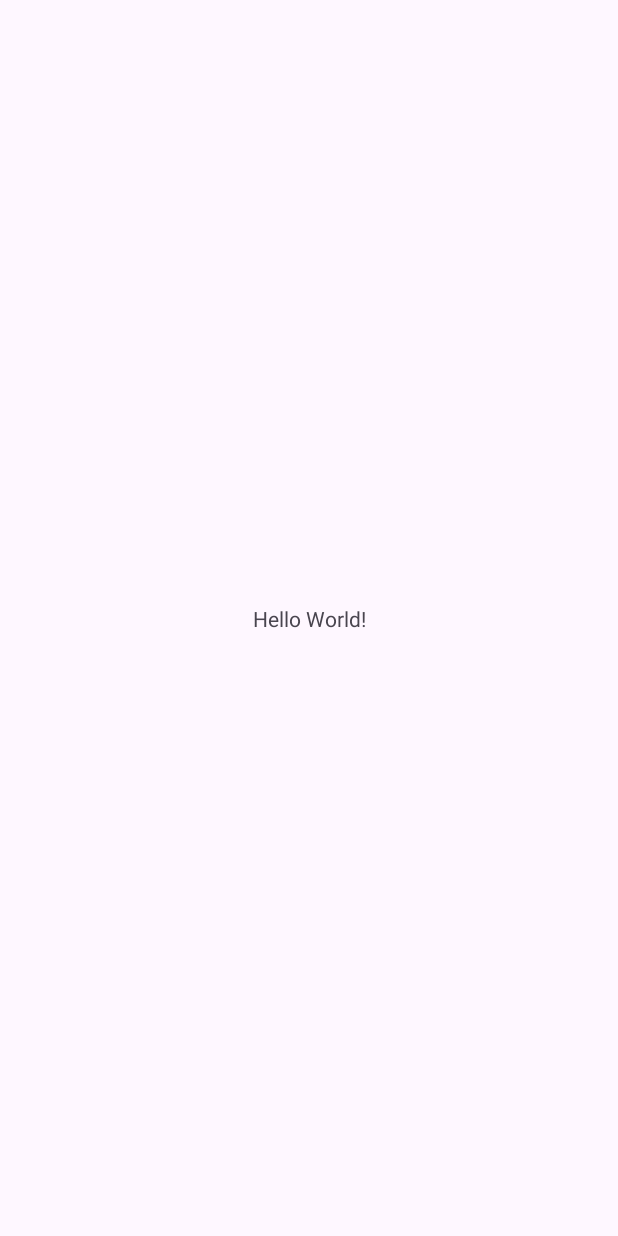
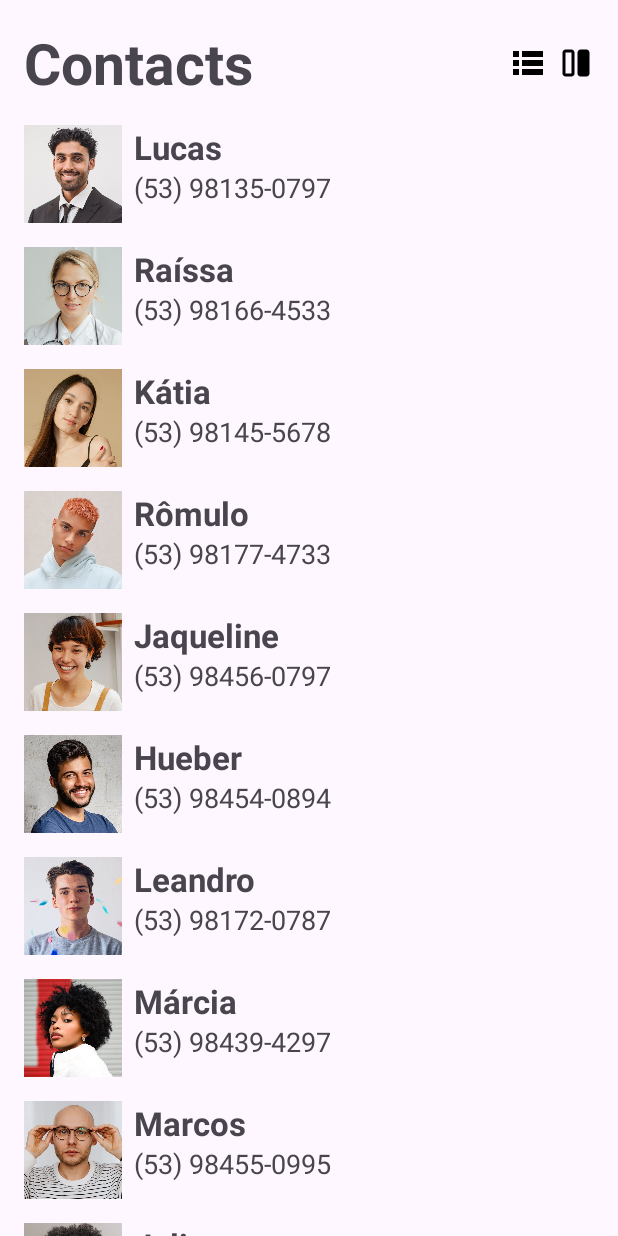
Before and after one commit to lucasmmello03/RecyclerView, an Android app: the screen it shows after launch (MainActivity), on a phone screen of 412 x 824 dp. Before the commit the screen is almost empty. Run offline under Robolectric (Android 15) with nearby library versions, the phone set to English and light mode, and no system bars.

Commit message:
update for the new detail activity with data contacts and more settings in app

```diff
--- a/app/src/main/AndroidManifest.xml
+++ b/app/src/main/AndroidManifest.xml
@@ -13,6 +13,9 @@
         android:theme="@style/Theme.Recyclerview"
         tools:targetApi="31">
         <activity
+            android:name=".ContactDetailActivity"
+            android:exported="false" />
+        <activity
             android:name=".MainActivity"
             android:exported="true">
             <intent-filter>
--- /dev/null
+++ b/app/src/main/java/com/devspace/recyclerview/Contact.kt
@@ -0,0 +1,9 @@
+package com.devspace.recyclerview
+
+import androidx.annotation.DrawableRes
+
+data class Contact(
+    val name: String,
+    val phone: String,
+    @DrawableRes val icon: Int
+)
--- /dev/null
+++ b/app/src/main/java/com/devspace/recyclerview/ContactListAdapter.kt
@@ -0,0 +1,65 @@
+package com.devspace.recyclerview
+
+import android.view.LayoutInflater
+import android.view.View
+import android.view.ViewGroup
+import android.widget.ImageView
+import android.widget.TextView
+import androidx.recyclerview.widget.DiffUtil
+import androidx.recyclerview.widget.ListAdapter
+import androidx.recyclerview.widget.RecyclerView
+
+//adaptação entre o data class e o item_list layout
+class ContactListAdapter :
+    ListAdapter<Contact, ContactListAdapter.ContactViewHolder>(ContactDiffUtils()) {
+
+    private lateinit var OnClickListener: (Contact) -> Unit
+
+    //criar um view holder para cada item da lista
+    override fun onCreateViewHolder(parent: ViewGroup, viewType: Int): ContactViewHolder {
+        val view = LayoutInflater.from(parent.context).inflate(R.layout.item_list, parent, false)
+        return ContactViewHolder(view)
+    }
+
+    //vincula os dados com os itens
+    override fun onBindViewHolder(holder: ContactViewHolder, position: Int) {
+        holder.bind(getItem(position), OnClickListener)
+    }
+
+    fun setOnClickListener(onClick: (Contact) -> Unit) {
+        OnClickListener = onClick
+    }
+
+
+    //view holder = view que segura os dados
+    class ContactViewHolder(private val view: View) : RecyclerView.ViewHolder(view) {
+
+        private val tvName = view.findViewById<TextView>(R.id.textView)
+        private val tvPhone = view.findViewById<TextView>(R.id.textView2)
+        private val ivIcon = view.findViewById<ImageView>(R.id.image)
+
+        fun bind(contact: Contact, onClick: (Contact) -> Unit) {
+            tvName.text = contact.name
+            tvPhone.text = contact.phone
+            ivIcon.setImageResource(contact.icon)
+
+            view.setOnClickListener {
+                onClick(contact)
+            }
+        }
+    }
+
+    //compara a diferença quando a lista é atualizada
+    class ContactDiffUtils : DiffUtil.ItemCallback<Contact>() {
+        override fun areItemsTheSame(oldItem: Contact, newItem: Contact): Boolean {
+            return oldItem == newItem
+        }
+
+        override fun areContentsTheSame(oldItem: Contact, newItem: Contact): Boolean {
+            return oldItem.name == newItem.name
+        }
+
+    }
+
+
+}
--- a/app/src/main/java/com/devspace/recyclerview/MainActivity.kt
+++ b/app/src/main/java/com/devspace/recyclerview/MainActivity.kt
@@ -1,20 +1,112 @@
 package com.devspace.recyclerview
 
+import android.content.Intent
 import android.os.Bundle
+import android.view.View
+import android.widget.ImageView
 import androidx.activity.enableEdgeToEdge
 import androidx.appcompat.app.AppCompatActivity
 import androidx.core.view.ViewCompat
 import androidx.core.view.WindowInsetsCompat
+import androidx.recyclerview.widget.GridLayoutManager
+import androidx.recyclerview.widget.LinearLayoutManager
+import androidx.recyclerview.widget.RecyclerView
 
 class MainActivity : AppCompatActivity() {
     override fun onCreate(savedInstanceState: Bundle?) {
         super.onCreate(savedInstanceState)
-        enableEdgeToEdge()
         setContentView(R.layout.activity_main)
         ViewCompat.setOnApplyWindowInsetsListener(findViewById(R.id.main)) { v, insets ->
             val systemBars = insets.getInsets(WindowInsetsCompat.Type.systemBars())
             v.setPadding(systemBars.left, systemBars.top, systemBars.right, systemBars.bottom)
             insets
         }
+
+        val rvList = findViewById<RecyclerView>(R.id.rv_list)
+        val ivList = findViewById<ImageView>(R.id.iv_list)
+        val ivGrid = findViewById<ImageView>(R.id.iv_grid)
+        val adapter = ContactListAdapter()
+
+        rvList.adapter = adapter
+        rvList.layoutManager = LinearLayoutManager(this)
+        adapter.submitList(contacts)
+
+        ivGrid.setOnClickListener {
+            rvList.layoutManager = GridLayoutManager(this, 2)
+        }
+        ivList.setOnClickListener {
+            rvList.layoutManager = LinearLayoutManager(this)
+        }
+
+        adapter.setOnClickListener { contact ->
+            val intent = Intent(this, ContactDetailActivity::class.java)
+            intent.putExtra("name", contact.name)
+            intent.putExtra("phone", contact.phone)
+            intent.putExtra("icon", contact.icon)
+            startActivity(intent)
+        }
     }
+
+    private val contacts = listOf(
+        Contact(
+            name = "Lucas",
+            phone = "(53) 98135-0797",
+            icon = R.drawable.sample12
+        ),
+        Contact(
+            name = "Raíssa",
+            phone = "(53) 98166-4533",
+            icon = R.drawable.sample13
+        ),
+        Contact(
+            name = "Kátia",
+            phone = "(53) 98145-5678",
+            icon = R.drawable.sample3
+        ),
+        Contact(
+            name = "Rômulo",
+            phone = "(53) 98177-4733",
+            icon = R.drawable.sample14
+        ),
+        Contact(
+            name = "Jaqueline",
+            phone = "(53) 98456-0797",
+            icon = R.drawable.sample4
+        ),
+        Contact(
+            name = "Hueber",
+            phone = "(53) 98454-0894",
+            icon = R.drawable.sample8
+        ),
+        Contact(
+            name = "Leandro",
+            phone = "(53) 98172-0787",
+            icon = R.drawable.sample9
+        ),
+        Contact(
+            name = "Márcia",
+            phone = "(53) 98439-4297",
+            icon = R.drawable.sample6
+        ),
+        Contact(
+            name = "Marcos",
+            phone = "(53) 98455-0995",
+            icon = R.drawable.sample10
+        ),
+        Contact(
+            name = "Julia",
+            phone = "(53) 98132-0347",
+            icon = R.drawable.sample5
+        ),
+        Contact(
+            name = "Roberta",
+            phone = "(53) 98163-4239",
+            icon = R.drawable.sample1
+        ),
+        Contact(
+            name = "Kátia",
+            phone = "(53) 98134-4676",
+            icon = R.drawable.sample11
+        ),
+    )
 }
--- a/app/src/main/res/layout/activity_main.xml
+++ b/app/src/main/res/layout/activity_main.xml
@@ -7,13 +7,48 @@
     android:layout_height="match_parent"
     tools:context=".MainActivity">
 
+
     <TextView
-        android:layout_width="wrap_content"
+        android:id="@+id/tv_title"
+        android:layout_width="0dp"
         android:layout_height="wrap_content"
-        android:text="Hello World!"
+        android:layout_margin="16dp"
+        android:text="@string/contacts_list_title"
+        android:textSize="38sp"
+        android:textStyle="bold"
+        app:layout_constraintEnd_toStartOf="@+id/iv_list"
+        app:layout_constraintStart_toStartOf="parent"
+        app:layout_constraintTop_toTopOf="parent" />
+
+    <ImageView
+        android:id="@+id/iv_grid"
+        android:layout_width="24dp"
+        android:layout_height="24dp"
+        android:layout_marginEnd="16dp"
+        android:src="@drawable/ic_grid"
+        app:layout_constraintBottom_toBottomOf="@+id/tv_title"
+        app:layout_constraintEnd_toEndOf="parent"
+        app:layout_constraintTop_toTopOf="@+id/tv_title" />
+
+    <ImageView
+        android:id="@+id/iv_list"
+        android:layout_width="24dp"
+        android:layout_height="24dp"
+        android:layout_marginEnd="8dp"
+        android:src="@drawable/ic_list"
+        app:layout_constraintBottom_toBottomOf="@+id/tv_title"
+        app:layout_constraintEnd_toStartOf="@id/iv_grid"
+        app:layout_constraintTop_toTopOf="@id/tv_title" />
+
+
+    <androidx.recyclerview.widget.RecyclerView
+        android:id="@+id/rv_list"
+        android:layout_width="match_parent"
+        android:layout_height="0dp"
         app:layout_constraintBottom_toBottomOf="parent"
         app:layout_constraintEnd_toEndOf="parent"
         app:layout_constraintStart_toStartOf="parent"
-        app:layout_constraintTop_toTopOf="parent" />
+        app:layout_constraintTop_toBottomOf="@id/tv_title"
+        tools:listitem="@layout/item_list" />
 
 </androidx.constraintlayout.widget.ConstraintLayout>
--- /dev/null
+++ b/app/src/main/res/layout/item_list.xml
@@ -0,0 +1,39 @@
+<?xml version="1.0" encoding="utf-8"?>
+<androidx.constraintlayout.widget.ConstraintLayout xmlns:android="http://schemas.android.com/apk/res/android"
+    xmlns:app="http://schemas.android.com/apk/res-auto"
+    xmlns:tools="http://schemas.android.com/tools"
+    android:layout_width="match_parent"
+    android:layout_height="wrap_content">
+
+    <ImageView
+        android:contentDescription="@null"
+        android:id="@+id/image"
+        android:layout_width="65dp"
+        android:layout_height="65dp"
+        android:layout_margin="16dp"
+        app:layout_constraintStart_toStartOf="parent"
+        app:layout_constraintTop_toTopOf="parent"
+        tools:srcCompat="@tools:sample/avatars" />
+
+    <TextView
+        android:id="@+id/textView"
+        android:layout_width="0dp"
+        android:layout_height="wrap_content"
+        android:layout_marginStart="8dp"
+        android:textSize="22sp"
+        android:textStyle="bold"
+        app:layout_constraintEnd_toEndOf="parent"
+        app:layout_constraintStart_toEndOf="@+id/image"
+        app:layout_constraintTop_toTopOf="@+id/image"
+        tools:text="Name" />
+
+    <TextView
+        android:id="@+id/textView2"
+        android:layout_width="0dp"
+        android:layout_height="wrap_content"
+        android:textSize="18sp"
+        app:layout_constraintStart_toStartOf="@+id/textView"
+        app:layout_constraintTop_toBottomOf="@+id/textView"
+        tools:text="(53) 98135-0797" />
+
+</androidx.constraintlayout.widget.ConstraintLayout>
--- a/app/src/main/res/values/strings.xml
+++ b/app/src/main/res/values/strings.xml
@@ -1,3 +1,4 @@
 <resources>
     <string name="app_name">Recyclerview</string>
+    <string name="contacts_list_title">Contacts</string>
 </resources>
```
Also changed, not shown: app/src/main/java/com/devspace/recyclerview/ContactDetailActivity.kt (added, +45 -0 lines), app/src/main/res/layout/activity_contact_detail.xml (added, +111 -0 lines).
